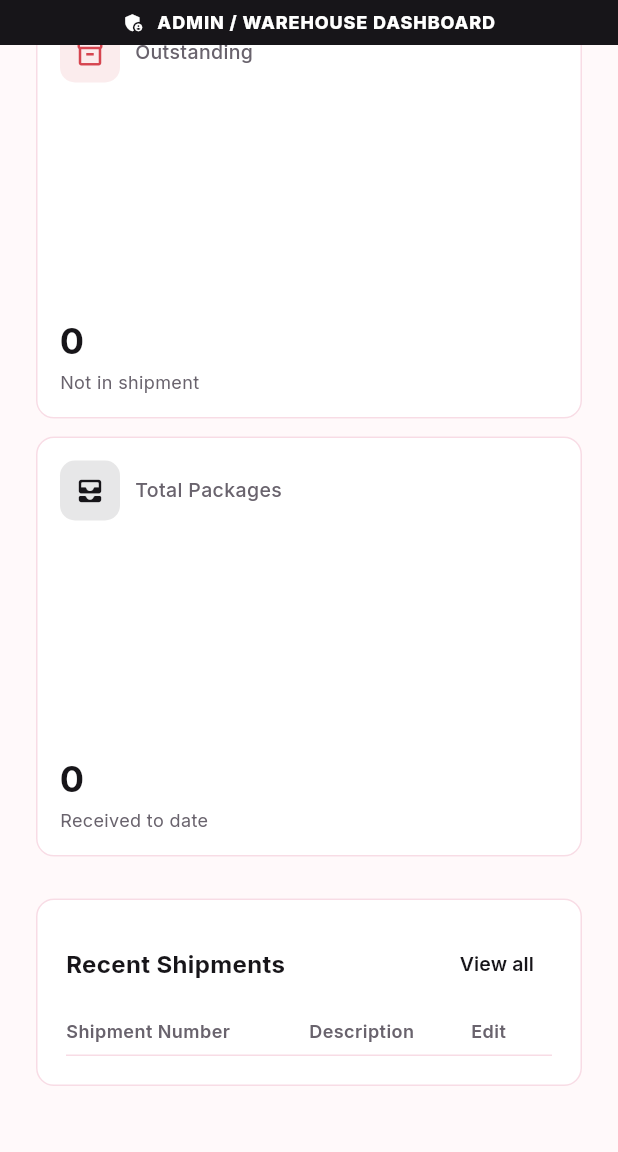
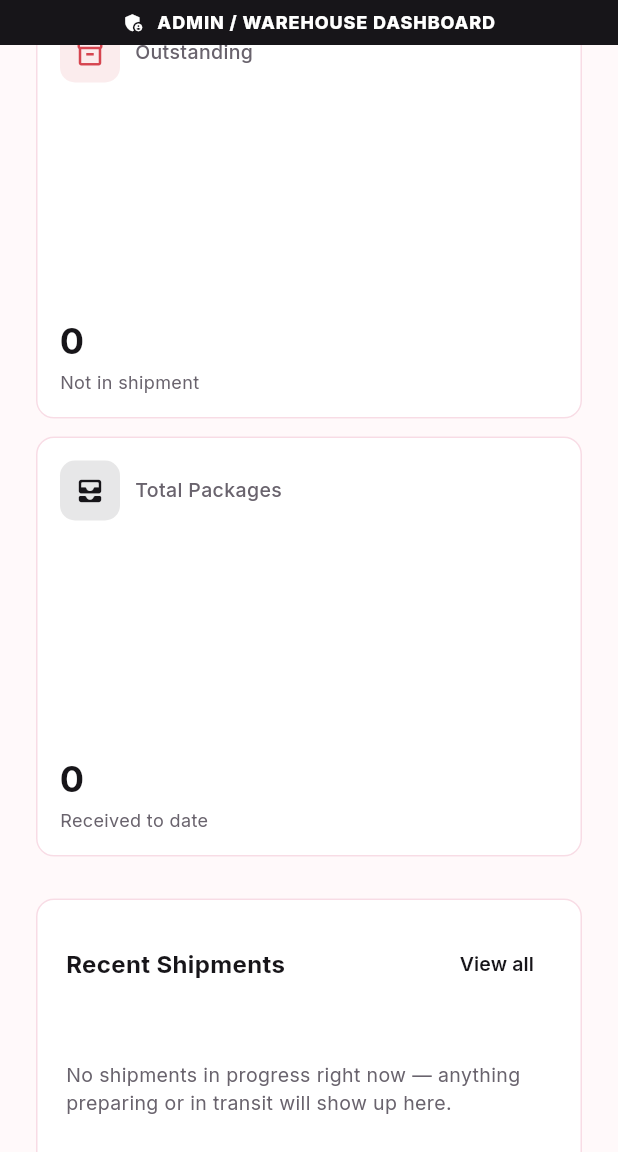
Before and after one commit to aplusdocs1-eng/shipping, a Flutter app: the MainShell screen opened directly with empty values, scrolled down 1056 dp, on a phone screen of 412 x 824 dp, the part 84-1236 px from its top. Run offline on Flutter 3.47's test engine with Material 3 defaults, Android fonts, the phone set to English and light mode, and no system bars; our stand-ins replace csv, fl_chart, google_fonts, pdf, printing, shared_preferences and 1 more; missing offline and left inert: barcode, dart:html; accounts and stored records are empty.

Commit message:
Fix Recent Shipments widget; hide shipments once they've arrived
Requested: update the admin dashboard's Recent Shipments, and once a
shipment is received at the Jamaican warehouse, stop showing it there.

Bugs found in the existing table while working on it:
- The "Description" column rendered s.shipmentNumber -- the exact same
  value as the first column -- instead of any real shipment info.
  Replaced with the actual route (origin -> destination, with a
  sea/air icon) plus package count and weight, all real fields already
  on the Shipment model that just weren't being shown.
- The "Edit" column was a plain Text('View', ...) with no onTap at
  all -- looked clickable, did nothing. Wired it to the same
  onViewShipments callback the section's own "View all" link already
  uses (navigates to the Shipments screen), and restyled it so it
  reads as an actual action.
- No empty state -- an empty shipments list just rendered a bare
  header row. Added one.

Then, per the follow-up request: once a shipment reaches 'arrived'
(received at the Jamaican warehouse) or moves past that into
'cleared'/'closed', it no longer belongs on a "what's currently
happening" dashboard widget. Added _activeShipments (preparing/
in-transit only) and pointed the table at that instead of the raw
list. The "Shipments" stat card above it is left showing the total
lifetime count on purpose -- only the Recent Shipments list itself
was asked to stop showing arrived ones.

Verified live with a disposable shipment: showed correctly in Recent
Shipments (real route/pkg/weight, working View link) while in_transit;
disappeared the moment its status was updated to arrived, while the
Shipments stat card correctly stayed at 1. Cleaned up afterward.

Co-Authored-By: Claude Sonnet 5 <noreply@anthropic.com>

```diff
--- a/lib/screens/dashboard_screen.dart
+++ b/lib/screens/dashboard_screen.dart
@@ -81,6 +81,18 @@ class _DashboardScreenState extends State<DashboardScreen> {
       if (mounted) setState(() => _loading = false);
     }
   }
+
+  // Once a shipment has arrived at the Jamaican warehouse (or moved past
+  // that into customs clearance / closed), it's no longer "in progress" —
+  // Recent Shipments is meant to show what's still moving, not a
+  // permanent log of everything ever shipped.
+  List<Shipment> get _activeShipments => _shipments
+      .where(
+        (s) =>
+            s.status == ShipmentStatus.preparing ||
+            s.status == ShipmentStatus.inTransit,
+      )
+      .toList();
 
   @override
   Widget build(BuildContext context) {
@@ -255,7 +267,8 @@ class _DashboardScreenState extends State<DashboardScreen> {
                   ),
                   const SizedBox(height: 12),
                   _RecentShipmentsTable(
-                    shipments: _shipments.take(10).toList(),
+                    shipments: _activeShipments.take(10).toList(),
+                    onView: widget.onViewShipments ?? () {},
                   ),
                 ],
               ),
@@ -344,15 +357,28 @@ class _DashStatCard extends StatelessWidget {
 
 class _RecentShipmentsTable extends StatelessWidget {
   final List<Shipment> shipments;
+  final VoidCallback onView;
 
-  const _RecentShipmentsTable({required this.shipments});
+  const _RecentShipmentsTable({required this.shipments, required this.onView});
 
   @override
   Widget build(BuildContext context) {
+    if (shipments.isEmpty) {
+      return const Padding(
+        padding: EdgeInsets.symmetric(vertical: 28),
+        child: Center(
+          child: Text(
+            'No shipments in progress right now — anything preparing or '
+            'in transit will show up here.',
+            style: TextStyle(fontSize: 13, color: AppTheme.textSecondary),
+          ),
+        ),
+      );
+    }
     return Table(
       columnWidths: const {
         0: FlexColumnWidth(3),
-        1: FlexColumnWidth(2),
+        1: FlexColumnWidth(3),
         2: FlexColumnWidth(1),
       },
       children: [
@@ -360,7 +386,7 @@ class _RecentShipmentsTable extends StatelessWidget {
           decoration: const BoxDecoration(
             border: Border(bottom: BorderSide(color: AppTheme.border)),
           ),
-          children: ['Shipment Number', 'Description', 'Edit']
+          children: ['Shipment Number', 'Route', '']
               .map(
                 (h) => Padding(
                   padding: const EdgeInsets.only(bottom: 8),
@@ -408,22 +434,64 @@ class _RecentShipmentsTable extends StatelessWidget {
               ),
               Padding(
                 padding: const EdgeInsets.symmetric(vertical: 12),
-                child: Text(
-                  s.shipmentNumber,
+                child: Row(
+                  children: [
+                    Icon(
+                      s.type == ShipmentType.air
+                          ? Icons.flight_outlined
+                          : Icons.directions_boat_outlined,
+                      size: 14,
+                      color: AppTheme.textSecondary,
+                    ),
+                    const SizedBox(width: 6),
+                    Expanded(
+                      child: Column(
+                        crossAxisAlignment: CrossAxisAlignment.start,
+                        children: [
+                          Text(
+                            (s.origin.isEmpty && s.destination.isEmpty)
+                                ? 'No route set'
+                                : '${s.origin.isEmpty ? '—' : s.origin} → '
+                                      '${s.destination.isEmpty ? '—' : s.destination}',
                             style: const TextStyle(
                               fontSize: 13,
                               color: AppTheme.textPrimary,
                             ),
+                            overflow: TextOverflow.ellipsis,
+                          ),
+                          Text(
+                            '${s.packageCount} pkg${s.packageCount == 1 ? '' : 's'} · '
+                                '${s.totalWeight.toStringAsFixed(0)} lbs',
+                            style: const TextStyle(
+                              fontSize: 11,
+                              color: AppTheme.textSecondary,
+                            ),
+                          ),
+                        ],
+                      ),
+                    ),
+                  ],
                 ),
               ),
               Padding(
                 padding: const EdgeInsets.symmetric(vertical: 12),
-                child: Text(
+                child: InkWell(
+                  onTap: onView,
+                  borderRadius: BorderRadius.circular(6),
+                  child: const Row(
+                    mainAxisSize: MainAxisSize.min,
+                    children: [
+                      Text(
                         'View',
                         style: TextStyle(
                           fontSize: 13,
-                    fontWeight: FontWeight.w500,
-                    color: AppTheme.textPrimary,
+                          fontWeight: FontWeight.w600,
+                          color: AppTheme.primary,
+                        ),
+                      ),
+                      SizedBox(width: 2),
+                      Icon(Icons.arrow_forward, size: 13, color: AppTheme.primary),
+                    ],
                   ),
                 ),
               ),
```
Lines whose indentation alone changed are shown as unchanged.
